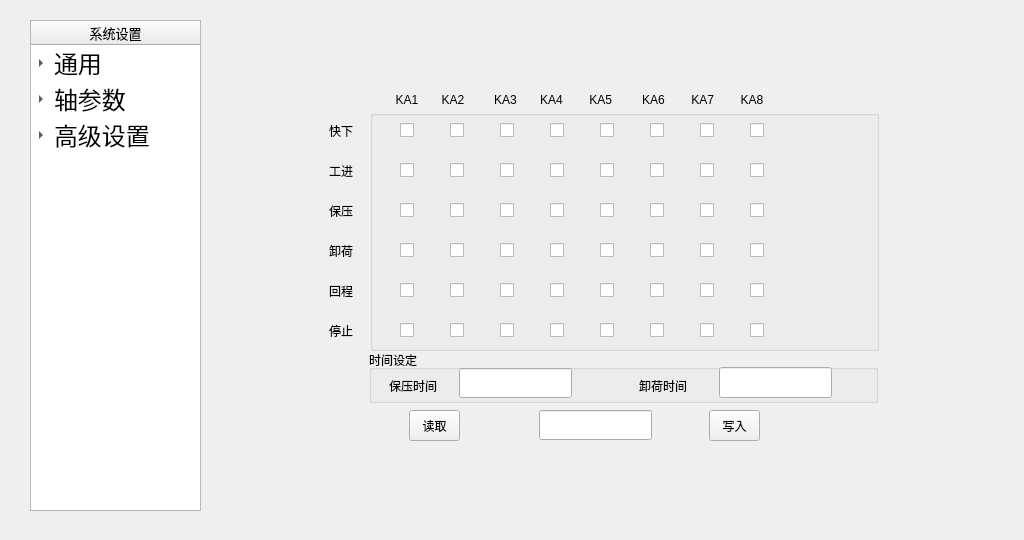
Old version of the form A66-app/systemsetting.ui in the repository Tetraelc/A66_PRO.
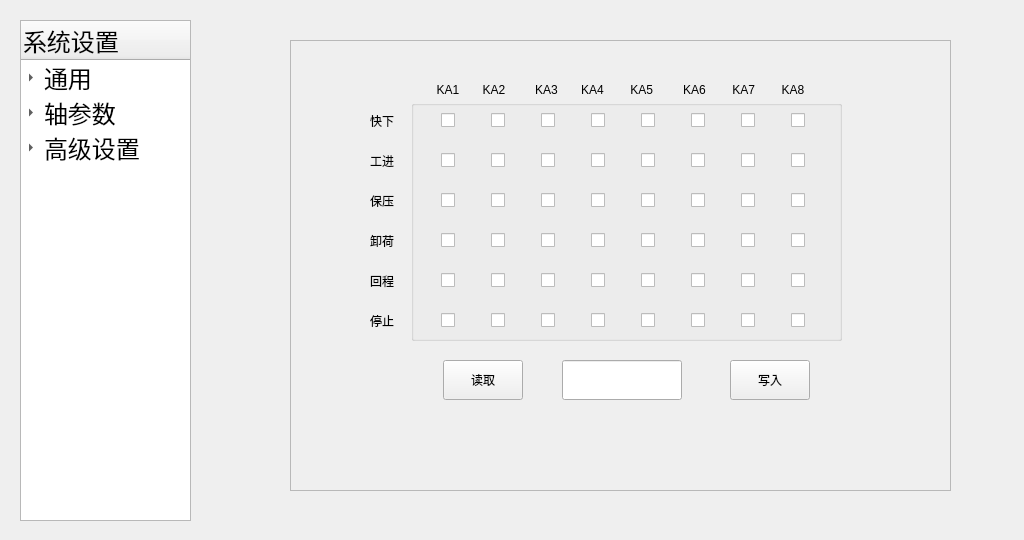
New version of the form. The open tabs and pages were chosen to show the change.

Commit message: 回程有问题对数有问题

```diff
--- a/A66-app/systemsetting.ui
+++ b/A66-app/systemsetting.ui
@@ -13,104 +13,6 @@
   <property name="windowTitle">
    <string>Form</string>
   </property>
-  <widget class="QTreeWidget" name="treeWidget_System">
-   <property name="geometry">
-    <rect>
-     <x>30</x>
-     <y>20</y>
-     <width>171</width>
-     <height>491</height>
-    </rect>
-   </property>
-   <property name="font">
-    <font>
-     <family>文泉驿正黑</family>
-     <pointsize>18</pointsize>
-    </font>
-   </property>
-   <column>
-    <property name="text">
-     <string>系统设置</string>
-    </property>
-    <property name="font">
-     <font>
-      <pointsize>10</pointsize>
-     </font>
-    </property>
-    <property name="textAlignment">
-     <set>AlignHCenter|AlignVCenter|AlignCenter</set>
-    </property>
-   </column>
-   <item>
-    <property name="text">
-     <string>通用</string>
-    </property>
-    <property name="flags">
-     <set>ItemIsDropEnabled|ItemIsUserCheckable|ItemIsEnabled</set>
-    </property>
-    <item>
-     <property name="text">
-      <string>常量</string>
-     </property>
-    </item>
-    <item>
-     <property name="text">
-      <string>诊断</string>
-     </property>
-    </item>
-   </item>
-   <item>
-    <property name="text">
-     <string>轴参数</string>
-    </property>
-    <property name="flags">
-     <set>ItemIsDragEnabled|ItemIsUserCheckable|ItemIsEnabled</set>
-    </property>
-    <item>
-     <property name="text">
-      <string>液压轴</string>
-     </property>
-    </item>
-    <item>
-     <property name="text">
-      <string>X轴</string>
-     </property>
-    </item>
-    <item>
-     <property name="text">
-      <string>Y轴</string>
-     </property>
-    </item>
-    <item>
-     <property name="text">
-      <string>R轴</string>
-     </property>
-    </item>
-   </item>
-   <item>
-    <property name="text">
-     <string>高级设置</string>
-    </property>
-    <property name="flags">
-     <set>ItemIsDragEnabled|ItemIsUserCheckable|ItemIsEnabled</set>
-    </property>
-    <item>
-     <property name="text">
-      <string>工厂设置</string>
-     </property>
-    </item>
-    <item>
-     <property name="text">
-      <string>阀组配置</string>
-     </property>
-    </item>
-    <item>
-     <property name="text">
-      <string>轴配置</string>
-     </property>
-    </item>
-   </item>
-  </widget>
   <widget class="QStackedWidget" name="stackedWidget">
    <property name="geometry">
     <rect>
@@ -224,21 +126,26 @@
     </widget>
    </widget>
    <widget class="QWidget" name="page_2">
-    <widget class="QLineEdit" name="lineEdit_3">
+    <widget class="QFrame" name="frame">
      <property name="geometry">
       <rect>
-       <x>329</x>
-       <y>390</y>
-       <width>113</width>
-       <height>30</height>
+       <x>80</x>
+       <y>20</y>
+       <width>661</width>
+       <height>451</height>
       </rect>
      </property>
-    </widget>
+     <property name="frameShape">
+      <enum>QFrame::StyledPanel</enum>
+     </property>
+     <property name="frameShadow">
+      <enum>QFrame::Raised</enum>
+     </property>
     <widget class="QLabel" name="label_5">
      <property name="geometry">
       <rect>
-       <x>119</x>
-       <y>220</y>
+        <x>80</x>
+        <y>190</y>
        <width>31</width>
        <height>21</height>
       </rect>
@@ -247,175 +154,12 @@
       <string>卸荷</string>
      </property>
     </widget>
-    <widget class="QLabel" name="label_4">
-     <property name="geometry">
-      <rect>
-       <x>119</x>
-       <y>180</y>
-       <width>31</width>
-       <height>21</height>
-      </rect>
-     </property>
-     <property name="text">
-      <string>保压</string>
-     </property>
-    </widget>
-    <widget class="QLabel" name="label_3">
-     <property name="geometry">
-      <rect>
-       <x>119</x>
-       <y>140</y>
-       <width>31</width>
-       <height>21</height>
-      </rect>
-     </property>
-     <property name="text">
-      <string>工进</string>
-     </property>
-    </widget>
-    <widget class="QToolButton" name="toolButton_readConfig">
-     <property name="geometry">
-      <rect>
-       <x>199</x>
-       <y>390</y>
-       <width>51</width>
-       <height>31</height>
-      </rect>
-     </property>
-     <property name="text">
-      <string>读取</string>
-     </property>
-    </widget>
-    <widget class="QLabel" name="label_6">
-     <property name="geometry">
-      <rect>
-       <x>119</x>
-       <y>260</y>
-       <width>31</width>
-       <height>21</height>
-      </rect>
-     </property>
-     <property name="text">
-      <string>回程</string>
-     </property>
-    </widget>
-    <widget class="QGroupBox" name="groupBox_7">
-     <property name="geometry">
-      <rect>
-       <x>159</x>
-       <y>330</y>
-       <width>509</width>
-       <height>53</height>
-      </rect>
-     </property>
-     <property name="title">
-      <string>时间设定</string>
-     </property>
-     <widget class="QLineEdit" name="lineEdit_KeepTime">
-      <property name="geometry">
-       <rect>
-        <x>90</x>
-        <y>18</y>
-        <width>113</width>
-        <height>30</height>
-       </rect>
-      </property>
-     </widget>
-     <widget class="QLineEdit" name="lineEdit_UnloadTime">
-      <property name="geometry">
-       <rect>
-        <x>350</x>
-        <y>17</y>
-        <width>113</width>
-        <height>31</height>
-       </rect>
-      </property>
-     </widget>
-     <widget class="QLabel" name="label_KeepTime">
-      <property name="geometry">
-       <rect>
-        <x>20</x>
-        <y>20</y>
-        <width>61</width>
-        <height>31</height>
-       </rect>
-      </property>
-      <property name="text">
-       <string>保压时间</string>
-      </property>
-     </widget>
-     <widget class="QLabel" name="label_UnloadTime">
-      <property name="geometry">
-       <rect>
-        <x>270</x>
-        <y>20</y>
-        <width>61</width>
-        <height>31</height>
-       </rect>
-      </property>
-      <property name="text">
-       <string>卸荷时间</string>
-      </property>
-     </widget>
-    </widget>
-    <widget class="QLabel" name="label_2">
-     <property name="geometry">
-      <rect>
-       <x>119</x>
-       <y>100</y>
-       <width>31</width>
-       <height>21</height>
-      </rect>
-     </property>
-     <property name="text">
-      <string>快下</string>
-     </property>
-    </widget>
-    <widget class="QLabel" name="label">
-     <property name="geometry">
-      <rect>
-       <x>159</x>
-       <y>69</y>
-       <width>471</width>
-       <height>21</height>
-      </rect>
-     </property>
-     <property name="text">
-      <string>        KA1       KA2         KA3       KA4        KA5         KA6        KA7        KA8   </string>
-     </property>
-    </widget>
-    <widget class="QLabel" name="label_7">
-     <property name="geometry">
-      <rect>
-       <x>119</x>
-       <y>300</y>
-       <width>31</width>
-       <height>21</height>
-      </rect>
-     </property>
-     <property name="text">
-      <string>停止</string>
-     </property>
-    </widget>
-    <widget class="QToolButton" name="toolButton_confirm">
-     <property name="geometry">
-      <rect>
-       <x>499</x>
-       <y>390</y>
-       <width>51</width>
-       <height>31</height>
-      </rect>
-     </property>
-     <property name="text">
-      <string>写入</string>
-     </property>
-    </widget>
     <widget class="QGroupBox" name="groupBox">
      <property name="geometry">
       <rect>
-       <x>160</x>
-       <y>90</y>
-       <width>509</width>
+        <x>121</x>
+        <y>60</y>
+        <width>431</width>
        <height>241</height>
       </rect>
      </property>
@@ -1047,7 +791,297 @@
       </property>
      </widget>
     </widget>
-   </widget>
+     <widget class="QLabel" name="label_3">
+      <property name="geometry">
+       <rect>
+        <x>80</x>
+        <y>110</y>
+        <width>31</width>
+        <height>21</height>
+       </rect>
+      </property>
+      <property name="text">
+       <string>工进</string>
+      </property>
+     </widget>
+     <widget class="QLabel" name="label_7">
+      <property name="geometry">
+       <rect>
+        <x>80</x>
+        <y>270</y>
+        <width>31</width>
+        <height>21</height>
+       </rect>
+      </property>
+      <property name="text">
+       <string>停止</string>
+      </property>
+     </widget>
+     <widget class="QLabel" name="label">
+      <property name="geometry">
+       <rect>
+        <x>120</x>
+        <y>39</y>
+        <width>471</width>
+        <height>21</height>
+       </rect>
+      </property>
+      <property name="text">
+       <string>        KA1       KA2         KA3       KA4        KA5         KA6        KA7        KA8   </string>
+      </property>
+     </widget>
+     <widget class="QToolButton" name="toolButton_confirm">
+      <property name="geometry">
+       <rect>
+        <x>440</x>
+        <y>320</y>
+        <width>80</width>
+        <height>40</height>
+       </rect>
+      </property>
+      <property name="text">
+       <string>写入</string>
+      </property>
+     </widget>
+     <widget class="QLabel" name="label_4">
+      <property name="geometry">
+       <rect>
+        <x>80</x>
+        <y>150</y>
+        <width>31</width>
+        <height>21</height>
+       </rect>
+      </property>
+      <property name="text">
+       <string>保压</string>
+      </property>
+     </widget>
+     <widget class="QLineEdit" name="lineEdit_3">
+      <property name="geometry">
+       <rect>
+        <x>272</x>
+        <y>320</y>
+        <width>120</width>
+        <height>40</height>
+       </rect>
+      </property>
+     </widget>
+     <widget class="QLabel" name="label_2">
+      <property name="geometry">
+       <rect>
+        <x>80</x>
+        <y>70</y>
+        <width>31</width>
+        <height>21</height>
+       </rect>
+      </property>
+      <property name="text">
+       <string>快下</string>
+      </property>
+     </widget>
+     <widget class="QToolButton" name="toolButton_readConfig">
+      <property name="geometry">
+       <rect>
+        <x>153</x>
+        <y>320</y>
+        <width>80</width>
+        <height>40</height>
+       </rect>
+      </property>
+      <property name="text">
+       <string>读取</string>
+      </property>
+     </widget>
+     <widget class="QLabel" name="label_6">
+      <property name="geometry">
+       <rect>
+        <x>80</x>
+        <y>230</y>
+        <width>31</width>
+        <height>21</height>
+       </rect>
+      </property>
+      <property name="text">
+       <string>回程</string>
+      </property>
+     </widget>
+    </widget>
+   </widget>
+   <widget class="QWidget" name="page_4">
+    <widget class="QTreeWidget" name="treeWidget_System_bak">
+     <property name="geometry">
+      <rect>
+       <x>160</x>
+       <y>0</y>
+       <width>171</width>
+       <height>491</height>
+      </rect>
+     </property>
+     <property name="font">
+      <font>
+       <family>文泉驿正黑</family>
+       <pointsize>18</pointsize>
+      </font>
+     </property>
+     <column>
+      <property name="text">
+       <string>系统设置</string>
+      </property>
+      <property name="font">
+       <font>
+        <pointsize>16</pointsize>
+       </font>
+      </property>
+      <property name="textAlignment">
+       <set>AlignHCenter|AlignVCenter|AlignCenter</set>
+      </property>
+     </column>
+     <item>
+      <property name="text">
+       <string>通用</string>
+      </property>
+      <property name="flags">
+       <set>ItemIsDropEnabled|ItemIsUserCheckable|ItemIsEnabled</set>
+      </property>
+      <item>
+       <property name="text">
+        <string>常量</string>
+       </property>
+      </item>
+      <item>
+       <property name="text">
+        <string>诊断</string>
+       </property>
+      </item>
+     </item>
+     <item>
+      <property name="text">
+       <string>轴参数</string>
+      </property>
+      <property name="flags">
+       <set>ItemIsDragEnabled|ItemIsUserCheckable|ItemIsEnabled</set>
+      </property>
+      <item>
+       <property name="text">
+        <string>液压轴</string>
+       </property>
+      </item>
+      <item>
+       <property name="text">
+        <string>X轴</string>
+       </property>
+      </item>
+      <item>
+       <property name="text">
+        <string>Y轴</string>
+       </property>
+      </item>
+      <item>
+       <property name="text">
+        <string>R轴</string>
+       </property>
+      </item>
+     </item>
+     <item>
+      <property name="text">
+       <string>高级设置</string>
+      </property>
+      <property name="flags">
+       <set>ItemIsDragEnabled|ItemIsUserCheckable|ItemIsEnabled</set>
+      </property>
+      <item>
+       <property name="text">
+        <string>工厂设置</string>
+       </property>
+      </item>
+      <item>
+       <property name="text">
+        <string>阀组配置</string>
+       </property>
+      </item>
+      <item>
+       <property name="text">
+        <string>轴配置</string>
+       </property>
+      </item>
+     </item>
+    </widget>
+   </widget>
+  </widget>
+  <widget class="QTreeWidget" name="treeWidget_System">
+   <property name="geometry">
+    <rect>
+     <x>20</x>
+     <y>20</y>
+     <width>171</width>
+     <height>501</height>
+    </rect>
+   </property>
+   <property name="font">
+    <font>
+     <pointsize>18</pointsize>
+    </font>
+   </property>
+   <column>
+    <property name="text">
+     <string>系统设置</string>
+    </property>
+    <property name="font">
+     <font>
+      <pointsize>18</pointsize>
+     </font>
+    </property>
+   </column>
+   <item>
+    <property name="text">
+     <string>通用</string>
+    </property>
+    <item>
+     <property name="text">
+      <string>常量</string>
+     </property>
+    </item>
+   </item>
+   <item>
+    <property name="text">
+     <string>轴参数</string>
+    </property>
+    <item>
+     <property name="text">
+      <string>液压轴</string>
+     </property>
+    </item>
+    <item>
+     <property name="text">
+      <string>X轴</string>
+     </property>
+    </item>
+    <item>
+     <property name="text">
+      <string>Y轴</string>
+     </property>
+    </item>
+    <item>
+     <property name="text">
+      <string>R轴</string>
+     </property>
+    </item>
+   </item>
+   <item>
+    <property name="text">
+     <string>高级设置</string>
+    </property>
+    <item>
+     <property name="text">
+      <string>工厂设置</string>
+     </property>
+    </item>
+    <item>
+     <property name="text">
+      <string>阀组配置</string>
+     </property>
+    </item>
+   </item>
   </widget>
  </widget>
  <resources/>
```
Left out of the diff: 63 changed lines with no effect on the pictures. Lines whose indentation alone changed are shown as unchanged. The commit also changes 69 other files.
